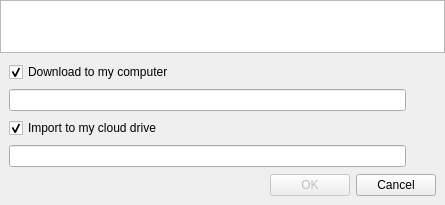
Qt form Source/MEGASync/gui/ImportMegaLinksDialog.ui (meganz/MEGAsync) before a commit.
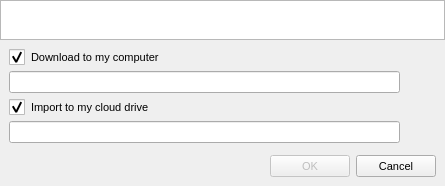
The same form after that commit. Icons and pictures are not drawn.

```diff
--- a/Source/MEGASync/gui/ImportMegaLinksDialog.ui
+++ b/Source/MEGASync/gui/ImportMegaLinksDialog.ui
@@ -7,7 +7,7 @@
     <x>0</x>
     <y>0</y>
     <width>445</width>
-    <height>205</height>
+    <height>186</height>
    </rect>
   </property>
   <property name="sizePolicy">
@@ -19,7 +19,7 @@
   <property name="minimumSize">
    <size>
     <width>445</width>
-    <height>205</height>
+    <height>186</height>
    </size>
   </property>
   <property name="maximumSize">
@@ -31,6 +31,33 @@
   <property name="windowTitle">
    <string>Import links</string>
   </property>
+  <property name="styleSheet">
+   <string notr="true">QWidget
+{
+font-size: 11px;
+}
+
+QCheckBox::indicator {
+     width: 16px;
+     height: 16px;
+ }
+
+QRadioButton::indicator {
+     width: 16px;
+     height: 16px;
+ }
+
+QScrollBar:horizontal {
+height: 16px;
+}
+
+QPushButton
+{
+    min-height: 14px;
+	height: 14px;
+}
+</string>
+  </property>
   <layout class="QVBoxLayout" name="verticalLayout" stretch="1,0">
    <property name="spacing">
     <number>0</number>
@@ -57,6 +84,12 @@
    <item>
     <widget class="QWidget" name="widget" native="true">
      <layout class="QVBoxLayout" name="verticalLayout_2">
+      <property name="spacing">
+       <number>6</number>
+      </property>
+      <property name="margin">
+       <number>9</number>
+      </property>
       <item>
        <widget class="QCheckBox" name="cDownload">
         <property name="enabled">
@@ -76,7 +109,19 @@
          <bool>true</bool>
         </property>
         <layout class="QHBoxLayout" name="horizontalLayout">
-         <property name="margin">
+         <property name="spacing">
+          <number>6</number>
+         </property>
+         <property name="leftMargin">
+          <number>0</number>
+         </property>
+         <property name="topMargin">
+          <number>0</number>
+         </property>
+         <property name="rightMargin">
+          <number>6</number>
+         </property>
+         <property name="bottomMargin">
           <number>0</number>
          </property>
          <item>
@@ -97,7 +142,7 @@
            <property name="minimumSize">
             <size>
              <width>24</width>
-             <height>24</height>
+             <height>14</height>
             </size>
            </property>
            <property name="maximumSize">
@@ -140,7 +185,19 @@
       <item>
        <widget class="QWidget" name="widget_3" native="true">
         <layout class="QHBoxLayout" name="horizontalLayout_2">
-         <property name="margin">
+         <property name="spacing">
+          <number>6</number>
+         </property>
+         <property name="leftMargin">
+          <number>0</number>
+         </property>
+         <property name="topMargin">
+          <number>0</number>
+         </property>
+         <property name="rightMargin">
+          <number>6</number>
+         </property>
+         <property name="bottomMargin">
           <number>0</number>
          </property>
          <item>
@@ -158,7 +215,7 @@
            <property name="minimumSize">
             <size>
              <width>24</width>
-             <height>24</height>
+             <height>16</height>
             </size>
            </property>
            <property name="maximumSize">
@@ -190,8 +247,26 @@
       </item>
       <item>
        <widget class="QWidget" name="widget_4" native="true">
+        <property name="maximumSize">
+         <size>
+          <width>16777215</width>
+          <height>32</height>
+         </size>
+        </property>
         <layout class="QHBoxLayout" name="horizontalLayout_3">
-         <property name="margin">
+         <property name="spacing">
+          <number>6</number>
+         </property>
+         <property name="leftMargin">
+          <number>0</number>
+         </property>
+         <property name="topMargin">
+          <number>6</number>
+         </property>
+         <property name="rightMargin">
+          <number>0</number>
+         </property>
+         <property name="bottomMargin">
           <number>0</number>
          </property>
          <item>
```
Left out of the diff: 6 changed lines with no effect on the pictures.
